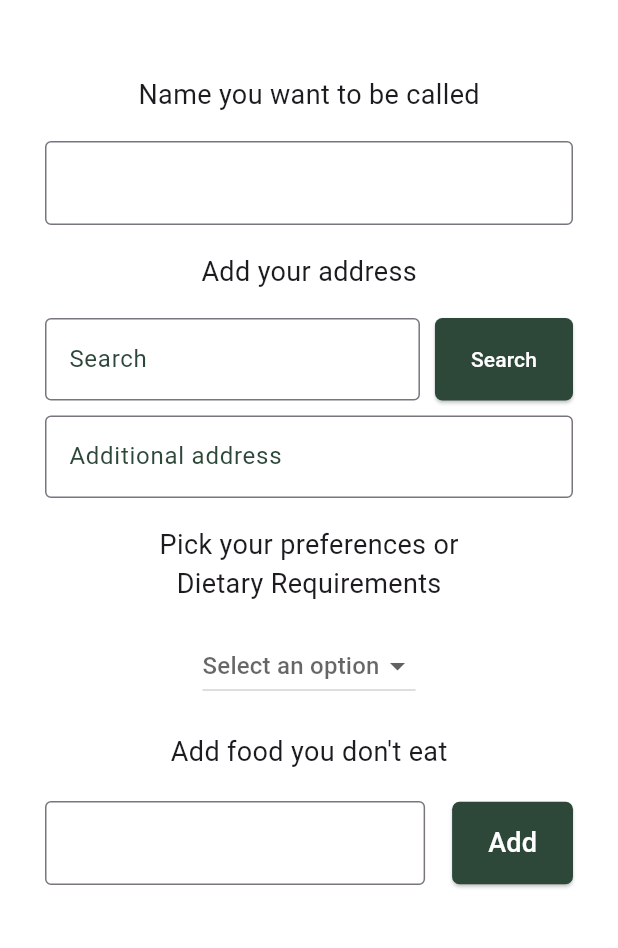
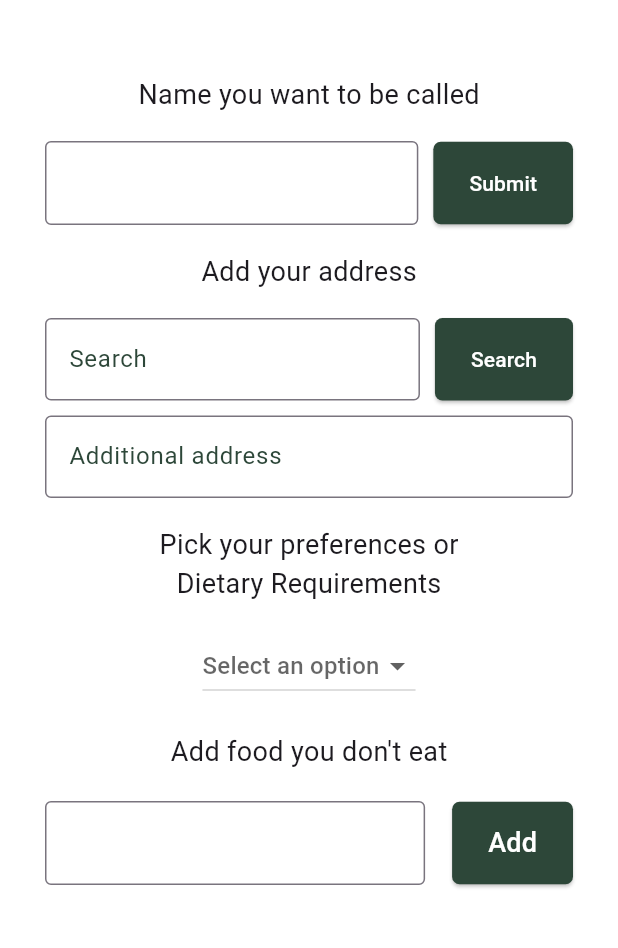
Before and after one commit to seoeunwon/mukki-app-master, a Flutter app: the SignUpPreferences screen opened directly, on a phone screen of 412 x 824 dp, the part 279-1227 px from its top. Run offline on Flutter 3.47's test engine with Material 3 defaults, Android fonts, the phone set to English and light mode, and no system bars; our stand-ins replace flutter_secure_storage, google_maps_flutter; missing offline and left inert: kakao_flutter_sdk_user; accounts and stored records are empty.

Commit message:
Update Podfile.lock and enhance login and signup functionality

```diff
--- a/lib/restaurant.dart
+++ b/lib/restaurant.dart
@@ -88,7 +88,6 @@ class Restaurant extends StatelessWidget {
       backgroundColor: Colors.white,
       appBar: AppBar(
         backgroundColor: Colors.white,
-        title: Text('Hi, 은원'),
       ),
       body: SingleChildScrollView(
         padding: const EdgeInsets.all(30.0),
--- a/lib/setting.dart
+++ b/lib/setting.dart
@@ -8,7 +8,6 @@ final _excludeFoodController = excludeFoodController;
 
 class Setting extends StatefulWidget {
   const Setting({super.key});
-
   @override
   State<Setting> createState() => _SettingState();
 }
@@ -72,12 +71,14 @@ class _SettingState extends State<Setting> {
                     ),
                     SizedBox(width: 30),
                     Text(
-                      '은원님\n환영합니다!',
+                      '$username님\n환영합니다!',
                       style: TextStyle(fontSize: 20, color: Colors.black),
                     ),
                   ],
                 ),
               ),
+              SizedBox(height: 20),
+              Text('Status: $option', style: TextStyle(fontSize: 20)),
               SizedBox(height: 20),
               Row(
                 children: [
@@ -119,6 +120,7 @@ class _SettingState extends State<Setting> {
                       setState(() {
                         foodList = foodList;
                       });
+                      print('username: $username');
                     },
                     child: const Text(
                       'Add',
--- a/lib/shared_data.dart
+++ b/lib/shared_data.dart
@@ -2,3 +2,7 @@ import 'package:flutter/material.dart';
 
 final TextEditingController excludeFoodController = TextEditingController();
 List<String> foodList = [];
+
+final TextEditingController usernameController = TextEditingController();
+String username = '';
+String option = '';
--- a/lib/signup_preferences.dart
+++ b/lib/signup_preferences.dart
@@ -1,5 +1,6 @@
 import 'package:flutter/material.dart';
 import 'package:mukki/mainpage.dart';
+import 'package:mukki/shared_data.dart';
 
 class SignUpPreferences extends StatefulWidget {
   const SignUpPreferences({super.key});
@@ -9,10 +10,11 @@ class SignUpPreferences extends StatefulWidget {
 }
 
 class _SignUpPreferencesState extends State<SignUpPreferences> {
-  String? _selectedOption; // 드롭다운 선택 항목 저장
-  final List<String> _options = ['Halal', 'Vegetarian', 'Allergy']; // 드롭다운 항목
+  String? _selectedOption;
+
+  final List<String> _options = ['Halal', 'Vegetarian', 'Allergy'];
   final TextEditingController _excludeFoodController = TextEditingController();
-  List<String> foodList = []; // 제외 음식 목록
+  final TextEditingController _usernameController = TextEditingController();
 
   @override
   void dispose() {
@@ -46,7 +48,12 @@ class _SignUpPreferencesState extends State<SignUpPreferences> {
                 style: TextStyle(fontSize: 18),
               ),
               const SizedBox(height: 18),
-              const TextField(
+              Row(
+                mainAxisAlignment: MainAxisAlignment.spaceBetween,
+                children: [
+                  Expanded(
+                    child: TextField(
+                      controller: _usernameController,
                       decoration: InputDecoration(
                         border: OutlineInputBorder(),
                         labelStyle: TextStyle(color: Color(0xFF2D4739)),
@@ -55,6 +62,28 @@ class _SignUpPreferencesState extends State<SignUpPreferences> {
                         ),
                       ),
                       cursorColor: Color(0xFF2D4739),
+                    ),
+                  ),
+                  SizedBox(width: 10), // TextField와 Button 사이 간격 추가
+                  ElevatedButton(
+                    style: ElevatedButton.styleFrom(
+                      backgroundColor: const Color(0xFF2D4739),
+                      foregroundColor: Colors.white,
+                      shape: RoundedRectangleBorder(
+                        borderRadius: BorderRadius.circular(5),
+                      ),
+                      minimumSize: const Size(70, 55),
+                    ),
+                    onPressed: () {
+                      setState(() {
+                        username = _usernameController.text;
+                        print('Username: $username');
+                        username = username;
+                      });
+                    },
+                    child: Text('Submit'),
+                  ),
+                ],
               ),
               const SizedBox(height: 18),
               const Text(
@@ -130,6 +159,7 @@ class _SignUpPreferencesState extends State<SignUpPreferences> {
                 onChanged: (String? newValue) {
                   setState(() {
                     _selectedOption = newValue;
+                    option = _selectedOption!;
                   });
                 },
               ),
```
Also changed, not shown: lib/loginpage.dart (+22 -0 lines), 1 other file. Lines whose indentation alone changed are shown as unchanged.
